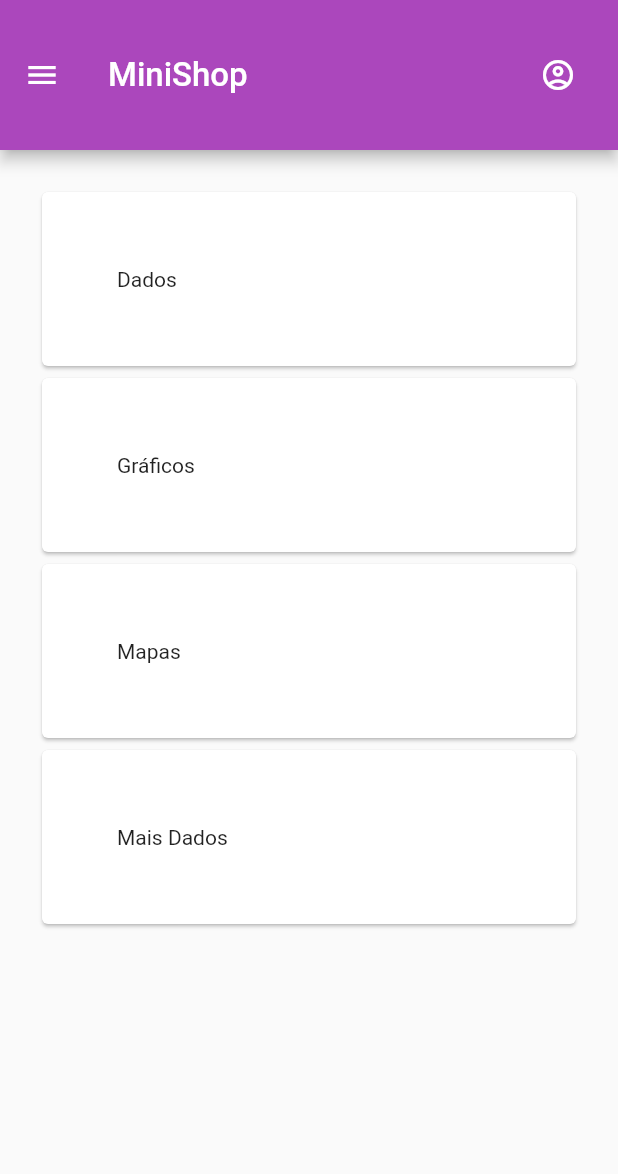
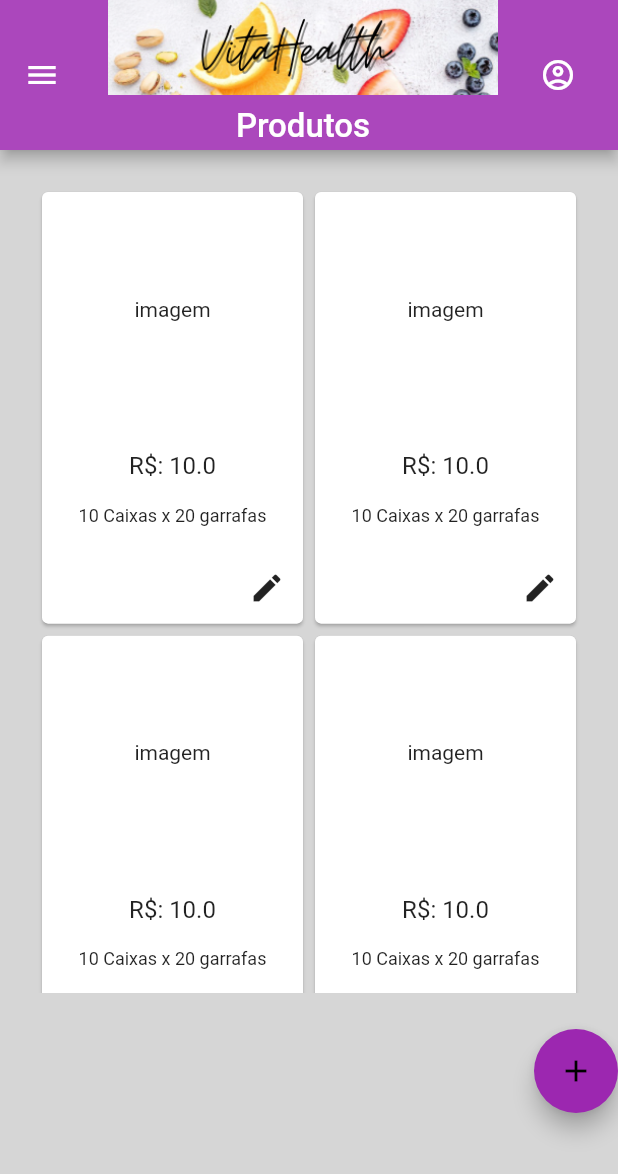
Before and after one commit to prmanfredini/MiniShop, a Flutter app: the screen it shows after launch, in the side drawer, after a tap on "Produtos", on a phone screen of 412 x 824 dp. Shown: the top 1174 px of the screen. Run offline on Flutter 3.47's test engine with Material 2 defaults, Android fonts, the phone set to English and light mode, and no system bars.

Commit message:
produtos

```diff
--- a/lib/Home/home.dart
+++ b/lib/Home/home.dart
@@ -13,7 +13,7 @@ class Home extends StatefulWidget {
 
 class _HomeState extends State<Home> with SingleTickerProviderStateMixin {
 
-  var label = 'Pesquisar Clientes';
+  var label = 'Home';
 
 
   @override
@@ -25,8 +25,9 @@ class _HomeState extends State<Home> with SingleTickerProviderStateMixin {
   @override
   Widget build(BuildContext context) {
     return Scaffold(
+      backgroundColor: Colors.grey[300],
       extendBody: true,
-      appBar: AppBarBuilder(),
+      appBar: AppBarBuilder(label),
       drawer: DrawerBuilder(context),
       body: Padding(
         padding: const EdgeInsets.only(bottom: 60.0),
--- a/lib/Home/widgets/appbar.dart
+++ b/lib/Home/widgets/appbar.dart
@@ -1,13 +1,27 @@
 import 'package:flutter/material.dart';
 
-AppBarBuilder() {
+AppBarBuilder(String _label) {
   return AppBar(
     toolbarHeight: 100,
-    title: Text('MiniShop', style: TextStyle(fontSize: 22.0)),
+    title: Column(
+      mainAxisAlignment: MainAxisAlignment.center,
+      children: [
+        Image.asset(
+          'assets/logo.png',
+          fit: BoxFit.contain,
+          //height: 32,
+        ),
+        Container(
+          padding: const EdgeInsets.all(8.0),
+          child: Text(_label, style: TextStyle(fontSize: 22.0)),
+        )
+      ],
+    ),
     actions: <Widget>[
       Padding(
         padding: EdgeInsets.only(right: 16.0),
-        child:  IconButton(onPressed: (){}, icon: Icon(Icons.account_circle_outlined)),
+        child: IconButton(
+            onPressed: () {}, icon: Icon(Icons.account_circle_outlined)),
       ),
     ],
     //bottom: Padding(padding: EdgeInsets.only(right: 16.0), child: Text('algo'),),
--- a/lib/Home/widgets/drawer_builder.dart
+++ b/lib/Home/widgets/drawer_builder.dart
@@ -1,4 +1,5 @@
 import 'package:flutter/material.dart';
+import 'package:flutter_pr/Produtos/views/produtos_view.dart';
 import 'package:flutter_pr/clientes/views/cliente_view.dart';
 
 Container DrawerBuilder(BuildContext context) {
@@ -22,10 +23,8 @@ Container DrawerBuilder(BuildContext context) {
           ListTile(
             title: Text('Produtos'),
             onTap: () {
-              // Update the state of the app
-              // ...
-              // Then close the drawer
-              Navigator.pop(context);
+              Navigator.pushReplacement(context, MaterialPageRoute(
+                  builder: (BuildContext context) => ProdutosView()));
             },
           ),
           ListTile(
--- /dev/null
+++ b/lib/Produtos/models/produto.dart
@@ -0,0 +1,55 @@
+class Produto {
+  final int id;
+  final String productName;
+  final int supplieId;
+  final double unitPrice;
+  final String packageName;
+  final ProductImage? path;
+
+  Produto({
+    required this.id,
+    required this.productName,
+    required this.supplieId,
+    required this.unitPrice,
+    required this.packageName,
+    this.path,
+  });
+
+  Produto.fromJson(Map<String, dynamic> json)
+      : id = 0,
+        productName = json['productName'],
+        supplieId = json['supplieId'],
+        unitPrice = json['unitPrice'],
+        packageName = json['packageName'],
+        path = ProductImage.fromJson(json['productImage']);
+
+  Map<String, dynamic> toJson() => {
+        'id': id,
+        'productName': productName,
+        'supplieId': supplieId,
+        'unitPrice': unitPrice,
+        'packageName': packageName,
+        'path': path?.toJson() ?? ''
+      };
+}
+
+class ProductImage {
+  //final double id;
+  //final double seqExibicao;
+  final String path;
+
+  ProductImage(
+      // this.id,
+      // this.seqExibicao,
+      this.path);
+
+  ProductImage.fromJson(Map<String, dynamic> json)
+      : //id = json["id"],
+        //seqExibicao = json["seqExibicao"],
+        path = json["path"];
+
+  Map<String, dynamic> toJson() => {""
+      // "id": id,
+      // "seqExibicao": seqExibicao,
+      "path": path};
+}
--- /dev/null
+++ b/lib/Produtos/produtos_card.dart
@@ -0,0 +1,43 @@
+import 'package:flutter/material.dart';
+import 'package:flutter_pr/Produtos/models/produto.dart';
+import 'package:flutter_pr/Produtos/views/produtos_detalhes.dart';
+
+class CardProdutos extends StatelessWidget {
+  Produto produto;
+
+  CardProdutos(this.produto);
+
+  @override
+  Widget build(BuildContext context) {
+    return Card(
+        color: Colors.white,
+        child: Column(
+          mainAxisAlignment: MainAxisAlignment.spaceBetween,
+          crossAxisAlignment: CrossAxisAlignment.center,
+          children: [
+            const Padding(
+              padding: EdgeInsets.only(top: 70.0, bottom: 70),
+              child: Text('imagem'),
+            ),
+            Text(
+              'R\$: ${produto.unitPrice.toString()}',
+              style: TextStyle(fontSize: 16.0),
+            ),
+            Text(
+              produto.packageName,
+              style: TextStyle(fontSize: 12.0),
+            ),
+            Container(
+                alignment: Alignment.bottomRight,
+                child: IconButton(
+                    onPressed: () {
+                      Navigator.push(context,
+                          MaterialPageRoute(
+                              builder: (BuildContext context) => DetalheProduto()));
+                    },
+                    icon: Icon(Icons.edit)))
+          ],
+        ),
+      );
+  }
+}
--- /dev/null
+++ b/lib/Produtos/views/produtos_view.dart
@@ -0,0 +1,106 @@
+
+import 'package:flutter/material.dart';
+import 'package:flutter_pr/Home/widgets/appbar.dart';
+import 'package:flutter_pr/Home/widgets/drawer_builder.dart';
+import 'package:flutter_pr/Produtos/models/produto.dart';
+import 'package:flutter_pr/Produtos/produtos_card.dart';
+
+
+class ProdutosView extends StatelessWidget {
+
+  var label = 'Produtos';
+
+  List<Produto> produtos = [];
+
+  @override
+  Widget build(BuildContext context) {
+    produtos.add(Produto(
+        id: 0,
+        productName: 'Nome Produto',
+        supplieId: 1,
+        unitPrice: 10,
+        packageName: '10 Caixas x 20 garrafas'));
+    produtos.add(Produto(
+        id: 0,
+        productName: 'Nome Produto',
+        supplieId: 1,
+        unitPrice: 10,
+        packageName: '10 Caixas x 20 garrafas'));
+produtos.add(Produto(
+        id: 0,
+        productName: 'Nome Produto',
+        supplieId: 1,
+        unitPrice: 10,
+        packageName: '10 Caixas x 20 garrafas'));
+    produtos.add(Produto(
+        id: 0,
+        productName: 'Nome Produto',
+        supplieId: 1,
+        unitPrice: 10,
+        packageName: '10 Caixas x 20 garrafas'));
+produtos.add(Produto(
+        id: 0,
+        productName: 'Nome Produto',
+        supplieId: 1,
+        unitPrice: 10,
+        packageName: '10 Caixas x 20 garrafas'));
+    produtos.add(Produto(
+        id: 0,
+        productName: 'Nome Produto',
+        supplieId: 1,
+        unitPrice: 10,
+        packageName: '10 Caixas x 20 garrafas'));
+produtos.add(Produto(
+        id: 0,
+        productName: 'Nome Produto',
+        supplieId: 1,
+        unitPrice: 10,
+        packageName: '10 Caixas x 20 garrafas'));
+    produtos.add(Produto(
+        id: 0,
+        productName: 'Nome Produto',
+        supplieId: 1,
+        unitPrice: 10,
+        packageName: '10 Caixas x 20 garrafas'));
+
+
+    return Scaffold(
+      backgroundColor: Colors.grey[350],
+      appBar: AppBarBuilder(label),
+      drawer: DrawerBuilder(context),
+      body: SafeArea(
+        child: Column(
+          children: [
+            SingleChildScrollView(
+              child: Container(
+                height: (MediaQuery.of(context).size.height)- 238,
+                padding: const EdgeInsets.all(24.0),
+                child: GridView.builder(
+                    shrinkWrap: true,
+                    gridDelegate: const SliverGridDelegateWithFixedCrossAxisCount(
+                      crossAxisCount: 2,
+                      childAspectRatio: 4 / 6.5,
+                    ),
+                    physics: const ScrollPhysics(),
+                    itemCount: produtos.length,
+                    itemBuilder: (context, index) {
+                      return CardProdutos(produtos[index]);
+                    }),
+              ),
+            ),
+            Container(
+                alignment: Alignment.bottomRight,
+                child: FloatingActionButton(
+                    tooltip: 'Cadastrar',
+                    backgroundColor: Colors.purple,
+                    onPressed: () {
+                      Navigator.pop(context);
+                      //savo com sucess
+                    },
+                    child: Icon(Icons.add)))
+          ],
+        ),
+      ),
+    );
+  }
+}
--- a/lib/clientes/views/cliente_view.dart
+++ b/lib/clientes/views/cliente_view.dart
@@ -14,7 +14,7 @@ class ClienteView extends StatefulWidget {
 
 class _HomeState extends State<ClienteView> with SingleTickerProviderStateMixin {
 
-  var label = 'Pesquisar Clientes';
+  var label = 'Clientes';
 
 
   @override
@@ -27,7 +27,7 @@ class _HomeState extends State<ClienteView> with SingleTickerProviderStateMixin
   Widget build(BuildContext context) {
     return Scaffold(
       extendBody: true,
-      appBar: AppBarBuilder(),
+      appBar: AppBarBuilder(label),
       drawer: DrawerBuilder(context),
       body: Padding(
         padding: const EdgeInsets.all(8.0),
--- a/lib/main.dart
+++ b/lib/main.dart
@@ -19,6 +19,7 @@ class MiniShop extends StatelessWidget {
 
 ThemeData _buildTheme() {
   return ThemeData(
+
       primaryColor: Colors.purple[800],
       colorScheme: ColorScheme.light().copyWith(
         primary: Colors.purple[400],
--- a/pubspec.yaml
+++ b/pubspec.yaml
@@ -58,7 +58,8 @@ flutter:
   uses-material-design: true
 
   # To add assets to your application, add an assets section, like this:
-  # assets:
+  assets:
+    - assets/logo.png
   #   - images/a_dot_burr.jpeg
   #   - images/a_dot_ham.jpeg
 
```
Also changed, not shown: lib/Produtos/models/produtos.dart (deleted, +0 -31 lines), lib/Produtos/views/produtos_add.dart (added, +81 -0 lines), lib/Produtos/views/produtos_detalhes.dart (added, +105 -0 lines), lib/Produtos/views/produtos_edit.dart (added, +107 -0 lines), lib/components/form_text.dart (added, +20 -0 lines), assets/logo.png (added), lib/Produtos/views/produtos_card.dart (deleted), 3 other files.
